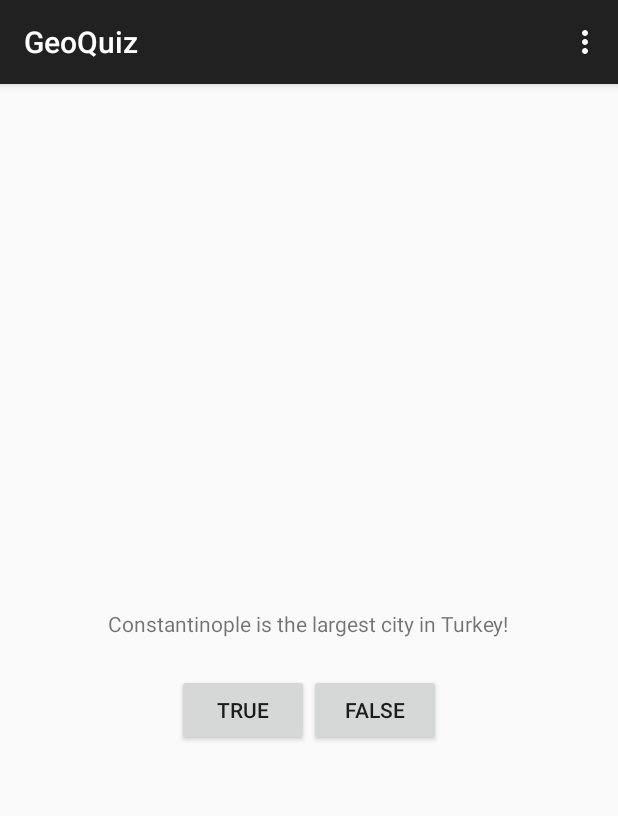
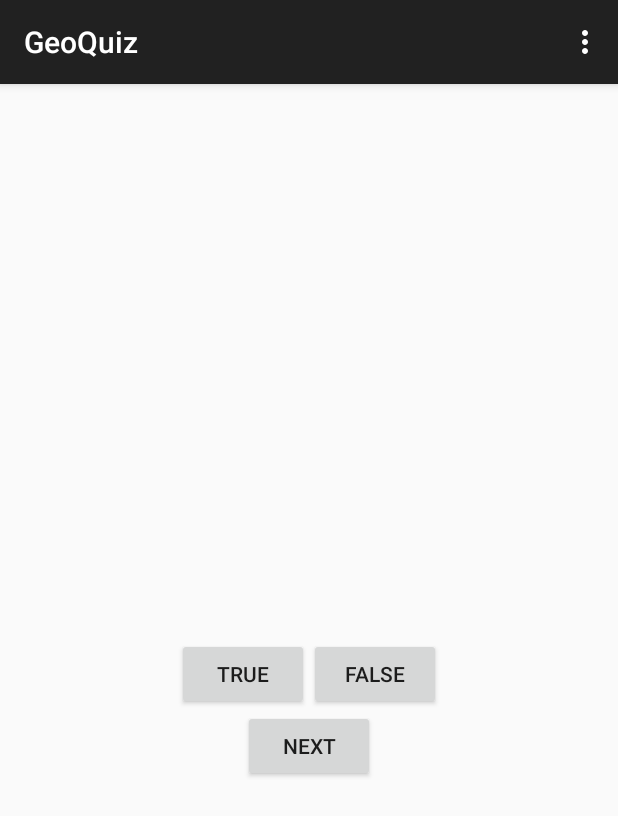
Before and after one commit to kshitizanand/GeoQuiz, an Android app: the screen it shows after launch (QuizActivity), on a phone screen of 412 x 824 dp. Shown: the top 816 px of the screen. Run offline under Robolectric (Android 15) with nearby library versions, the phone set to English and light mode, and no system bars.

Commit message:
Added next button etc

```diff
--- a/app/src/main/java/com/anandkshitiz/geoquiz/QuizActivity.java
+++ b/app/src/main/java/com/anandkshitiz/geoquiz/QuizActivity.java
@@ -6,12 +6,25 @@ import android.view.Menu;
 import android.view.MenuItem;
 import android.view.View;
 import android.widget.Button;
+import android.widget.TextView;
 import android.widget.Toast;
 
 public class QuizActivity extends AppCompatActivity {
 
     private Button mTrueButton;
     private Button mFalseButton;
+    private Button mNextButton;
+    private TextView mQuestionTextView;
+
+    private TrueFalse[] mQuestionBank = new TrueFalse[] {
+        new TrueFalse(R.string.question_oceans, true),
+        new TrueFalse(R.string.question_mideast, false),
+        new TrueFalse(R.string.question_africa, false),
+        new TrueFalse(R.string.question_americas, true),
+        new TrueFalse(R.string.question_asia, true)
+    };
+
+    private int mCurrentIndex = 0;
 
     @Override
     protected void onCreate(Bundle savedInstanceState) {
--- /dev/null
+++ b/app/src/main/java/com/anandkshitiz/geoquiz/TrueFalse.java
@@ -0,0 +1,31 @@
+package com.anandkshitiz.geoquiz;
+
+/**
+ * Created by Kshitiz on 26-09-2015.
+ */
+public class TrueFalse {
+    public int getQuestion() {
+        return mQuestion;
+    }
+
+    public void setQuestion(int question) {
+        mQuestion = question;
+    }
+
+    public boolean isTrueQuestion() {
+        return mTrueQuestion;
+    }
+
+    public void setTrueQuestion(boolean trueQuestion) {
+        mTrueQuestion = trueQuestion;
+    }
+
+    private int mQuestion;
+
+    private boolean mTrueQuestion;
+
+    public TrueFalse(int question, boolean trueQuestion) {
+        this.mQuestion = question;
+        this.mTrueQuestion = trueQuestion;
+    }
+}
--- a/app/src/main/res/layout/activity_quiz.xml
+++ b/app/src/main/res/layout/activity_quiz.xml
@@ -11,10 +11,10 @@
     tools:context=".QuizActivity">
 
     <TextView
-        android:text="@string/question_text"
+        android:id="@+id/question_text_view"
         android:layout_width="wrap_content"
         android:padding="24dp"
-        android:layout_height="wrap_content" />
+        android:layout_height="wrap_content"/>
 
     <LinearLayout
         android:layout_width="wrap_content"
@@ -34,4 +34,11 @@
             android:text="@string/false_button"/>
 
     </LinearLayout>
+
+    <Button
+        android:id="@+id/next_button"
+        android:text="@string/next_button"
+        android:layout_width="wrap_content"
+        android:layout_height="wrap_content"/>
+
 </LinearLayout>
--- a/app/src/main/res/values/strings.xml
+++ b/app/src/main/res/values/strings.xml
@@ -1,10 +1,16 @@
 <resources>
     <string name="app_name">GeoQuiz</string>
 
-    <string name="question_text">Constantinople is the largest city in Turkey!</string>
+    <string name="question_oceans">The Pacific Ocean is the largest ocean in the world!</string>
+    <string name="question_mideast">The Suez Canal connects the Red Sea and the Indian Ocean!   </string>
+    <string name="question_africa">The source of the Nile river is in Egypt!</string>
+    <string name="question_americas">The Amazon river is the largest river in the Americas!</string>
+    <string name="question_asia">Lake Baikal is the world\'s largest and oldest fresh water lake.</string>
+
     <string name="true_button">True</string>
     <string name="false_button">False</string>
     <string name="correct_toast">Correct!</string>
     <string name="incorrect_toast">Incorrect!</string>
+    <string name="next_button">Next</string>
     <string name="menu_settings">Settings</string>
 </resources>
```
